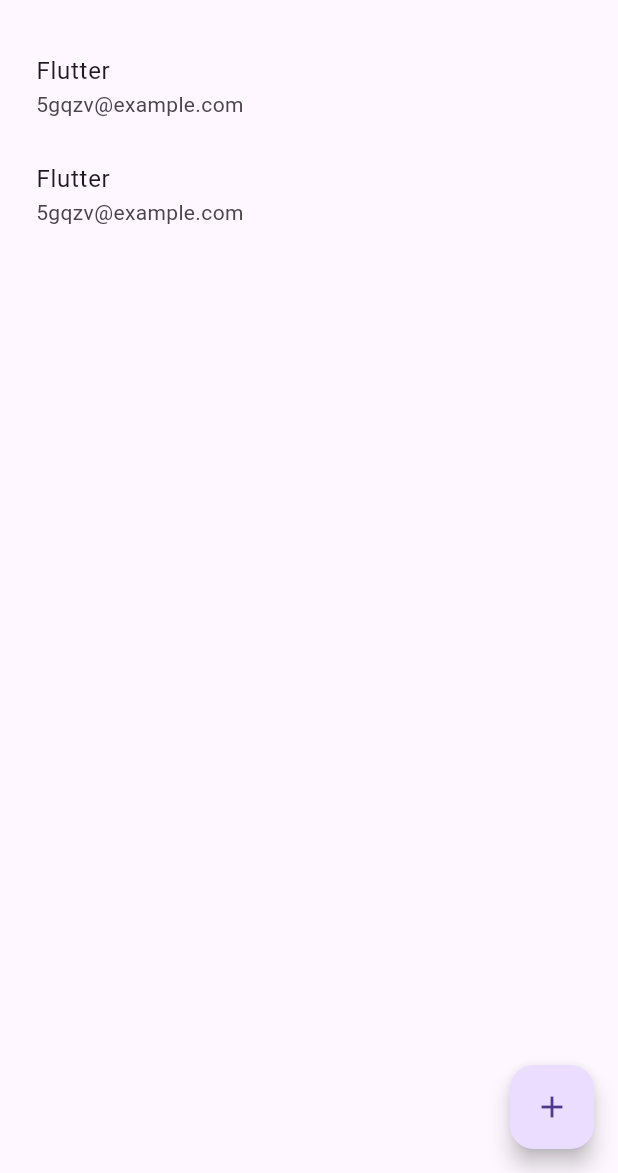
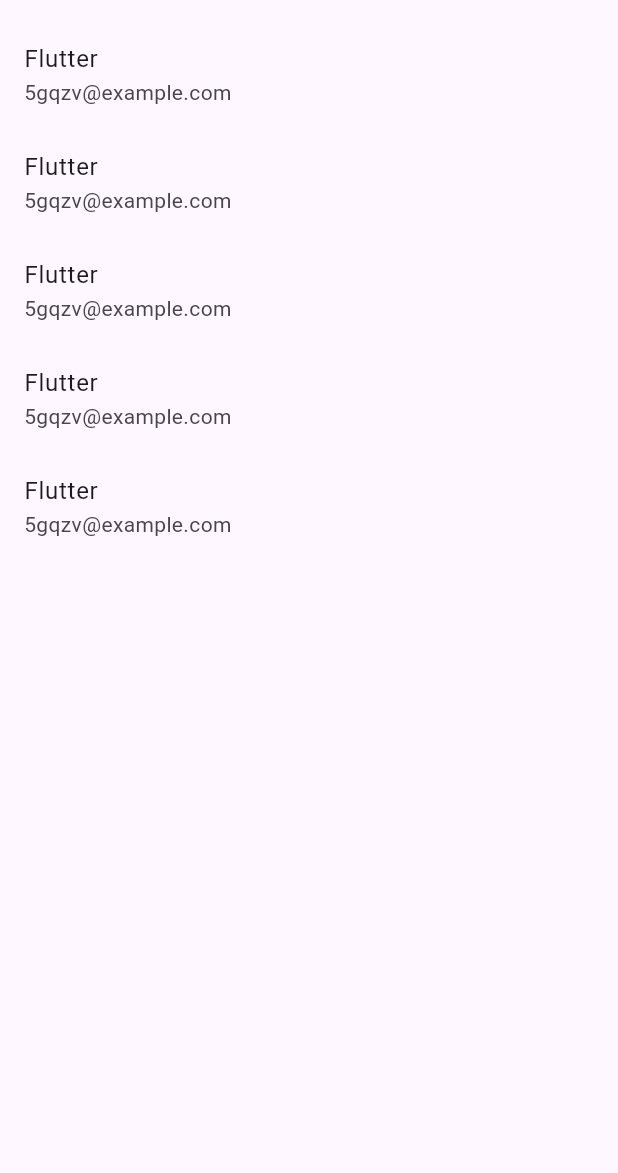
Before and after one commit to rddewan/riverpod-complete-beginner, a Flutter app: the screen it shows after launch, on a phone screen of 412 x 824 dp, the part 63-1236 px from its top. Run offline on Flutter 3.47's test engine with Material 3 defaults, Android fonts, the phone set to English and light mode, and no system bars; our stand-ins replace flutter_riverpod, freezed_annotation, riverpod_annotation; generated files the repository leaves out were written again.

Commit message:
future provider

```diff
--- a/lib/main.dart
+++ b/lib/main.dart
@@ -1,7 +1,8 @@
 import 'package:flutter/material.dart';
 import 'package:flutter_riverpod/flutter_riverpod.dart';
+import 'package:riverpod_beginner/screen/future_user_screen.dart';
 //import 'package:riverpod_beginner/screen/counter_screen.dart';
-import 'package:riverpod_beginner/screen/user_list_screen.dart';
+//import 'package:riverpod_beginner/screen/user_list_screen.dart';
 
 void main() {
   runApp(
@@ -18,7 +19,7 @@
     return const MaterialApp(
       home: Scaffold(
         body: Center(
-          child: UserListScreen(),
+          child: FutureUserListScreen(),
         ),
       ),
     );
--- /dev/null
+++ b/lib/providers/async_user_provider.dart
@@ -0,0 +1,83 @@
+
+
+import 'package:flutter_riverpod/flutter_riverpod.dart';
+import 'package:riverpod_annotation/riverpod_annotation.dart';
+import 'package:riverpod_beginner/model/user.dart';
+
+part 'async_user_provider.g.dart';
+
+final asyncUserProvider = FutureProvider<List<User>>((ref) async {
+  await Future.delayed(const Duration(seconds: 3));
+  const users = [
+      User(
+        id: 1,
+        username: 'Flutter',
+        age: 30,
+        email: '5gqzv@example.com'
+      ),
+      User(
+        id: 2,
+        username: 'Flutter',
+        age: 30,
+        email: '5gqzv@example.com'
+      ),
+      User(
+        id: 3,
+        username: 'Flutter',
+        age: 30,
+        email: '5gqzv@example.com',
+      ),
+      User(
+        id: 4,
+        username: 'Flutter',
+        age: 30,
+        email: '5gqzv@example.com',
+      ),
+      User(
+        id: 5,
+        username: 'Flutter',
+        age: 30,
+        email: '5gqzv@example.com',
+      )
+    ];
+  return users;
+});
+
+@riverpod
+Future<List<User>> fetchFutureUsers (FetchFutureUsersRef ref) async {
+  await Future.delayed(const Duration(seconds: 3));
+  const users = [
+      User(
+        id: 1,
+        username: 'Flutter',
+        age: 30,
+        email: '5gqzv@example.com'
+      ),
+      User(
+        id: 2,
+        username: 'Flutter',
+        age: 30,
+        email: '5gqzv@example.com'
+      ),
+      User(
+        id: 3,
+        username: 'Flutter',
+        age: 30,
+        email: '5gqzv@example.com',
+      ),
+      User(
+        id: 4,
+        username: 'Flutter',
+        age: 30,
+        email: '5gqzv@example.com',
+      ),
+      User(
+        id: 5,
+        username: 'Flutter',
+        age: 30,
+        email: '5gqzv@example.com',
+      )
+    ];
+
+  return users;
+}
--- /dev/null
+++ b/lib/providers/user_list_provider.dart
@@ -0,0 +1,53 @@
+
+
+import 'package:flutter/foundation.dart';
+import 'package:riverpod_annotation/riverpod_annotation.dart';
+import 'package:riverpod_beginner/model/user.dart';
+
+part 'user_list_provider.g.dart';
+
+final userListProvider = Provider.autoDispose.family<User, int>((ref, id) {
+
+  const users = [
+      User(
+        id: 1,
+        username: 'Flutter',
+        age: 30,
+        email: '5gqzv@example.com'
+      ),
+      User(
+        id: 2,
+        username: 'Flutter',
+        age: 30,
+        email: '5gqzv@example.com'
+      ),
+    ];
+
+  final user = users.firstWhere((user) => user.id == id);
+
+  return user;
+});
+
+
+@riverpod
+User user(UserRef ref, int id, int age, {String? userName}) {
+  debugPrint('userProvider: $userName');
+  const users = [
+      User(
+        id: 1,
+        username: 'Flutter',
+        age: 30,
+        email: '5gqzv@example.com'
+      ),
+      User(
+        id: 2,
+        username: 'Flutter',
+        age: 30,
+        email: '5gqzv@example.com'
+      ),
+    ];
+
+  final user = users.firstWhere((user) => user.id == id);
+
+  return user;
+}
--- /dev/null
+++ b/lib/screen/future_user_screen.dart
@@ -0,0 +1,48 @@
+
+
+
+import 'package:flutter/material.dart';
+import 'package:flutter_riverpod/flutter_riverpod.dart';
+import 'package:riverpod_beginner/providers/async_user_provider.dart';
+
+
+class FutureUserListScreen extends ConsumerStatefulWidget {
+  const FutureUserListScreen({super.key});
+
+  @override
+  ConsumerState<ConsumerStatefulWidget> createState() => _UserListScreenState();
+}
+
+class _UserListScreenState extends ConsumerState<FutureUserListScreen> {
+
+  @override
+  Widget build(BuildContext context) {
+    final users = ref.watch(fetchFutureUsersProvider);
+
+    return Scaffold(
+      appBar: AppBar(title: const Text('User List Screen'),),
+      body: users.when(
+        data: (data) {
+          return ListView.builder(
+            itemCount: data.length,
+            itemBuilder: (context, index) {
+              final user = data[index];
+
+              return ListTile(
+                title: Text(user.username),
+                subtitle: Text(user.email),
+              );
+            },
+          );
+
+        },
+        error: (e,s) {
+          return Text(e.toString());
+        },
+        loading: () {
+          return const Center(child: CircularProgressIndicator(),);
+        }
+      )
+    );
+  }
+}
--- a/lib/screen/user_list_screen.dart
+++ b/lib/screen/user_list_screen.dart
@@ -2,6 +2,7 @@
 
 import 'package:flutter/material.dart';
 import 'package:flutter_riverpod/flutter_riverpod.dart';
+import 'package:riverpod_beginner/providers/user_list_provider.dart';
 import 'package:riverpod_beginner/screen/add_user_screen.dart';
 import 'package:riverpod_beginner/view_model/user_view_model.dart';
 
@@ -35,6 +36,11 @@
   Widget build(BuildContext context) {
     debugPrint('UserScreen build');
     final users = ref.watch(userViewModelProvider.select((state) => state.users));
+    final user1 = ref.watch(userListProvider(2));
+    final user2 = ref.watch(userProvider(1,10, userName: 'John'));
+    debugPrint(user2.toString());
+
+    debugPrint(user1.toString());
 
     return Scaffold(
       appBar: AppBar(title: const Text('User List Screen'),),
```
Also changed, not shown: lib/providers/async_user_provider.g.dart (added), lib/providers/user_list_provider.g.dart (added).
